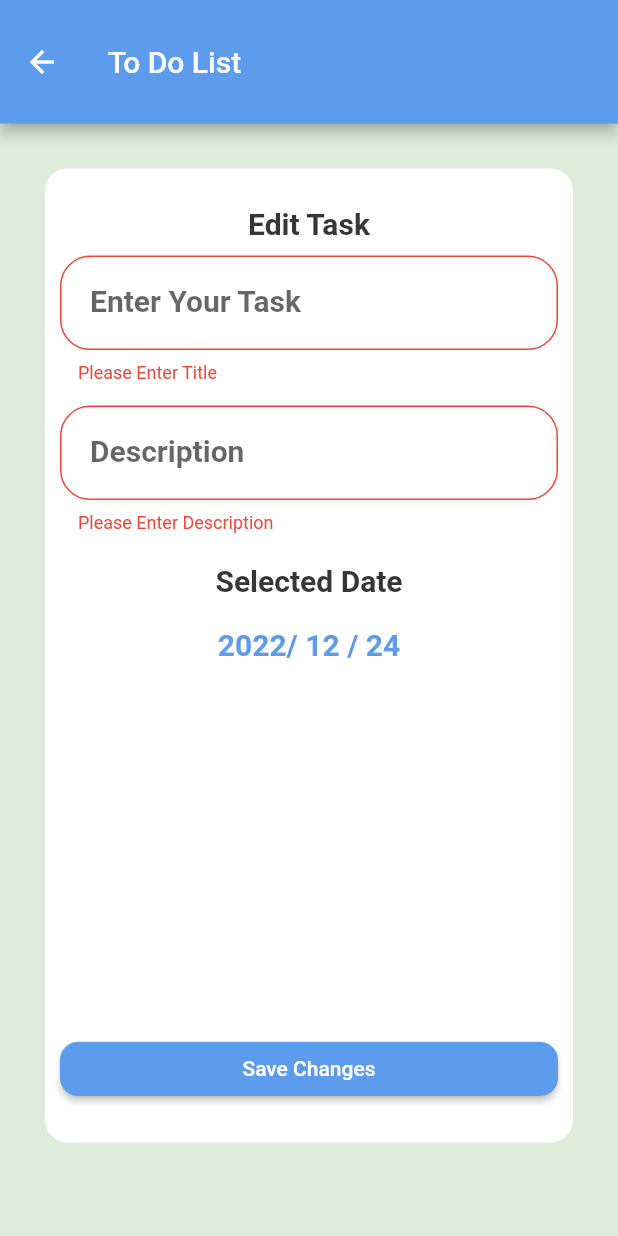
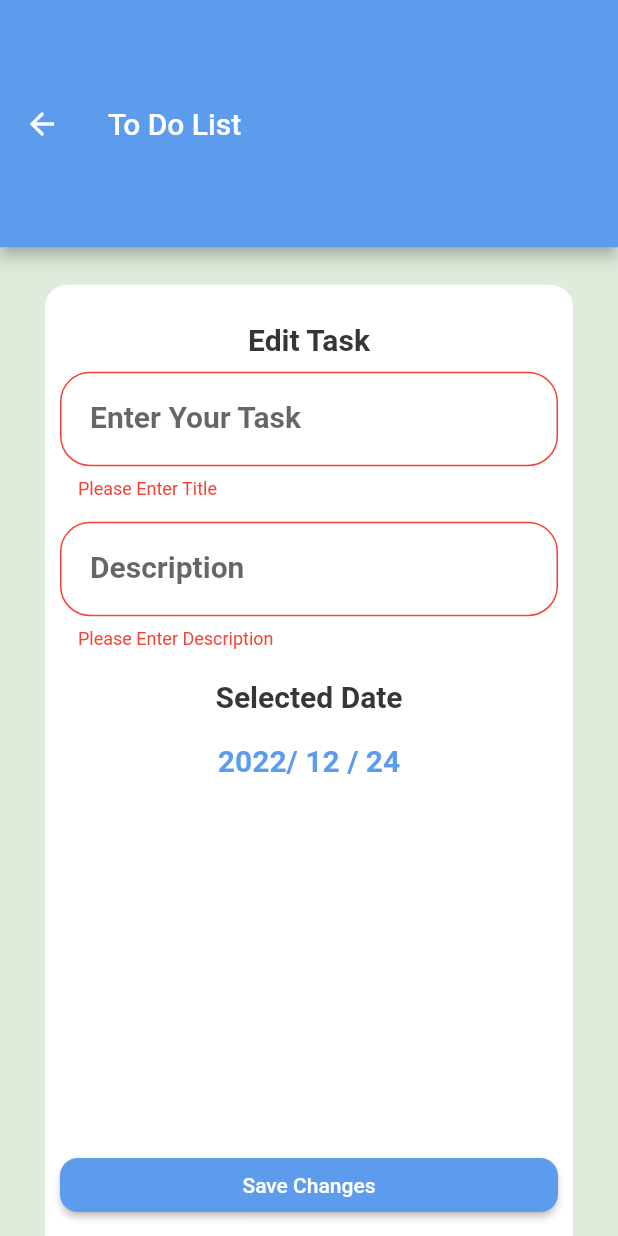
Before and after one commit to DawoodBotros/Todo, a Flutter app: the EditTasks screen opened directly with empty values, after a tap on "Save Changes", on a phone screen of 412 x 824 dp. Run offline on Flutter 3.47's test engine with Material 2 defaults, Android fonts, the phone set to English and light mode, and no system bars; our stand-ins replace calendar_timeline, cloud_firestore, firebase_core, flutter_slidable; accounts and stored records are empty; generated files the repository leaves out were written again.

```diff
--- a/lib/layout/add_task_bottom_sheet.dart
+++ b/lib/layout/add_task_bottom_sheet.dart
@@ -147,7 +147,8 @@ class _AddTaskBottomSheetState extends State<AddTaskBottomSheet> {
                             title: titleController.text,
                             description: descriptionController.text,
                             date: DateUtils.dateOnly(provider.selectedDate)
-                                .microsecondsSinceEpoch);
+                                .microsecondsSinceEpoch,isDone: false);
+
                         showLoading(context, "Loading.....");
                         showMessage(context, AppLocalizations.of(context)!.sure_Add_task,
                             AppLocalizations.of(context)!.yes, () {
--- a/lib/layout/edit_task.dart
+++ b/lib/layout/edit_task.dart
@@ -7,7 +7,6 @@ import 'package:todo/shared/network/local/firebase_utils.dart';
 import '../models/tasks.dart';
 import '../shared/components/components.dart';
 import '../shared/styles/colors.dart';
-import 'package:flutter_gen/gen_l10n/app_localizations.dart';
 
 class EditTasks extends StatefulWidget {
   static const String routeName = "edit";
@@ -35,7 +34,7 @@ class _EditTasksState extends State<EditTasks> {
         var pro = Provider.of<MyProvider>(context);
         return Scaffold(
           appBar: AppBar(
-            toolbarHeight: MediaQuery.of(context).size.height * 0.1,
+            toolbarHeight: MediaQuery.of(context).size.height * 0.2,
             title: Text("To Do List"),
           ),
           body: SingleChildScrollView(
@@ -45,7 +44,7 @@ class _EditTasksState extends State<EditTasks> {
                 borderRadius: BorderRadius.circular(15),
               ),
               padding: EdgeInsets.symmetric(horizontal: 10, vertical: 25),
-              margin: EdgeInsets.symmetric(horizontal: 30, vertical: 30),
+              margin: EdgeInsets.symmetric(horizontal: 30, vertical: 25),
               child: Column(
                 children: [
                   Text(
@@ -72,6 +71,7 @@ class _EditTasksState extends State<EditTasks> {
                               return null;
                             }
                           },
+
                           controller: titleController,
                           decoration: InputDecoration(
                             border: OutlineInputBorder(
@@ -171,7 +171,7 @@ class _EditTasksState extends State<EditTasks> {
                                     id: widget.id,
                                     date: DateUtils.dateOnly(
                                             provider.selectedDate)
-                                        .microsecondsSinceEpoch);
+                                        .microsecondsSinceEpoch,isDone: false);
                                 showLoading(context, "Loading....");
                                 EditTasksFromFirestore(tas1);
                                 hideLoading(context);
--- a/lib/modules/tasks_list/task_item.dart
+++ b/lib/modules/tasks_list/task_item.dart
@@ -77,10 +77,7 @@ class _TaskItemState extends State<TaskItem> {
             ),
             InkWell(
               onTap: () {
-               if(!widget.task.isDone){
-                 provider.UpdateiSDone(widget.task);
-               }
-               print(widget.task.isDone);
+               provider.editisdone(widget.task);
               },
               child: widget.task.isDone
                   ? Text(
```
Also changed, not shown: lib/provider/my_provider.dart (+4 -5 lines), lib/shared/network/local/firebase_utils.dart (+7 -0 lines).
